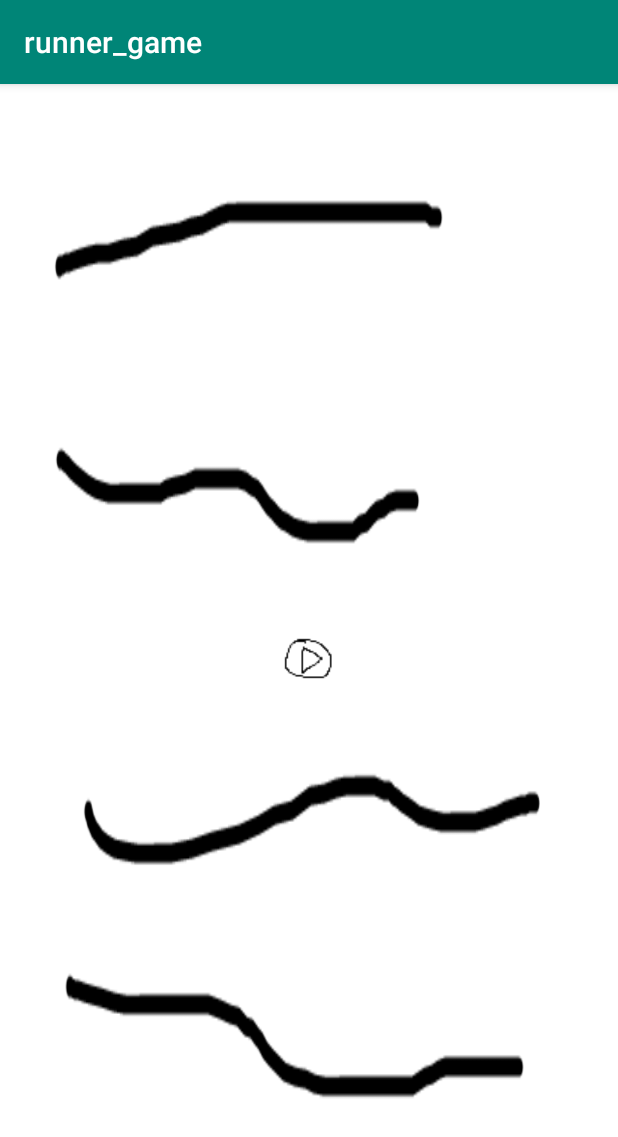
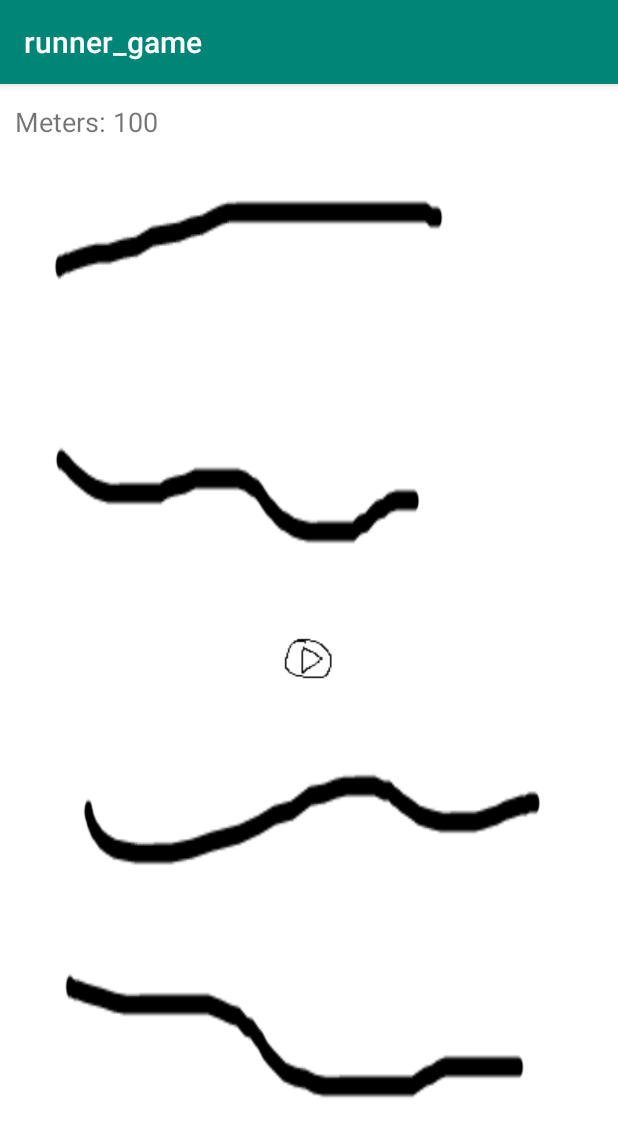
Before and after one commit to YouMyller/androidstudiogame, an Android app: the screen it shows after launch (MainActivity), on a phone screen of 412 x 824 dp. Shown: the top 1137 px of the screen. Run offline under Robolectric (Android 15) with nearby library versions, the phone set to English and light mode, and no system bars.

Commit message:
Added meter displaying thing.

```diff
--- a/runner_game/app/src/main/res/layout/activity_main.xml
+++ b/runner_game/app/src/main/res/layout/activity_main.xml
@@ -26,4 +26,13 @@
         android:layout_height="match_parent">
 
     </FrameLayout>
+
+    <TextView
+        android:layout_width="match_parent"
+        android:layout_height="50dp"
+        android:text="Meters: 100"
+        android:textSize="18sp"
+        android:paddingLeft="10dp"
+        android:gravity="center_vertical"/>
+
 </RelativeLayout>
```
Also changed, not shown: runner_game/app/src/main/java/com/example/runner_game/GameView.java (+15 -0 lines).
